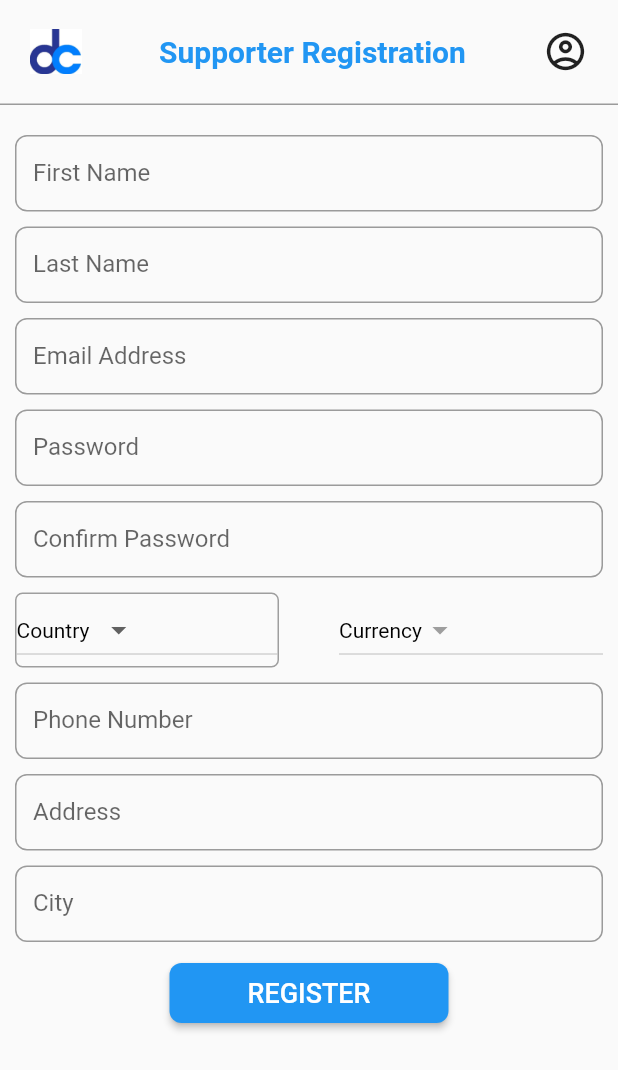
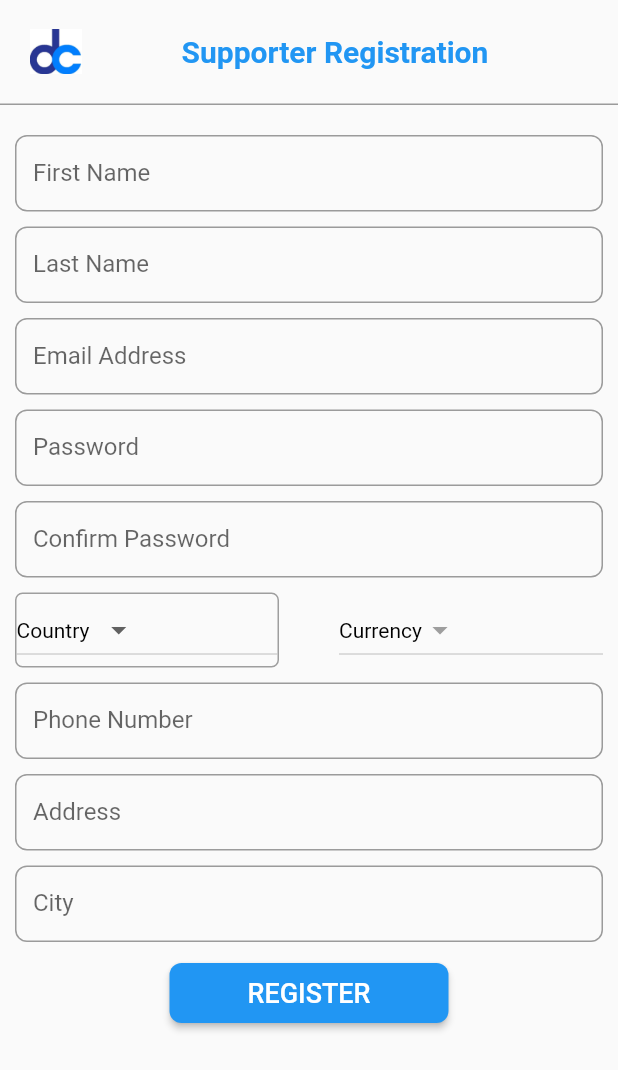
Before and after one commit to Brian1011/DiaspoCare, a Flutter app: the RegistrationScreen screen opened by its route, on a phone screen of 412 x 824 dp. Shown: the top 1070 px of the screen. Run offline on Flutter 3.47's test engine with Material 2 defaults, Android fonts, the phone set to English and light mode, and no system bars; our stand-ins replace dio, fluttertoast, hive, hive_flutter; accounts and stored records are empty; generated files the repository leaves out were written again; network calls fail.

```diff
--- a/lib/screens/authentication_screens/registration_screen.dart
+++ b/lib/screens/authentication_screens/registration_screen.dart
@@ -76,7 +76,10 @@ class _RegistrationScreenState extends State<RegistrationScreen> {
         children: [
           Column(
             children: [
-              CustomAppBar(),
+              CustomAppBar(
+                title: 'Supporter Registration',
+                showIcon: true,
+              ),
               Expanded(
                 child: Padding(
                   padding: EdgeInsets.all(10),
--- a/lib/widgets/custom_appbar.dart
+++ b/lib/widgets/custom_appbar.dart
@@ -2,9 +2,9 @@ import 'package:flutter/cupertino.dart';
 import 'package:flutter/material.dart';
 
 class CustomAppBar extends StatelessWidget {
-  const CustomAppBar({
-    Key key,
-  }) : super(key: key);
+  CustomAppBar({@required this.title, this.showIcon});
+  String title;
+  bool showIcon = false;
 
   @override
   Widget build(BuildContext context) {
@@ -21,16 +21,18 @@ class CustomAppBar extends StatelessWidget {
           children: [
             Image.asset('assets/DC_logo_small.jpg', height: 30),
             Text(
-              'Supporter Registration',
+              title,
               style: TextStyle(
                   fontWeight: FontWeight.bold,
                   fontSize: 20,
                   color: Colors.blue),
             ),
-            Icon(
-              Icons.account_circle_outlined,
-              size: 30,
-            )
+            showIcon
+                ? Container()
+                : Icon(
+                    Icons.account_circle_outlined,
+                    size: 30,
+                  )
           ],
         ));
   }
```
Also changed, not shown: lib/screens/supporter_screens/beneficiaries_screen.dart (+65 -8 lines).
